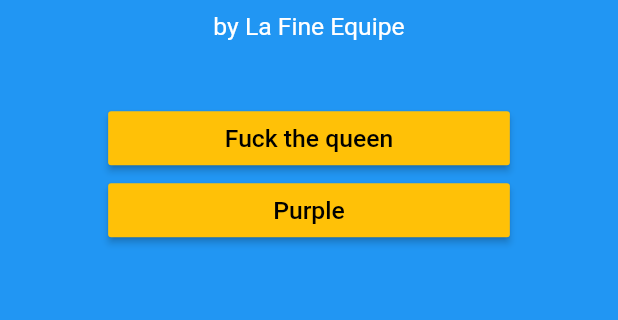
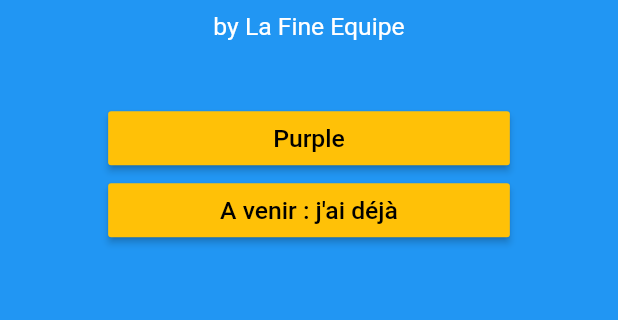
Before and after one commit to QuentinPin/partys_game, a Flutter app: the screen it shows after launch, on a phone screen of 412 x 824 dp, the part 546-866 px from its top. Run offline on Flutter 3.47's test engine with Material 2 defaults, Android fonts, the phone set to English and light mode, and no system bars.

Commit message:
Supression du bouton fuck the queen sur l'écran principale + Début de l'écran du purple

```diff
--- a/lib/main.dart
+++ b/lib/main.dart
@@ -43,20 +43,6 @@ class HomePage extends StatelessWidget {
                 ),
               ),
               SizedBox(
-                  width: screenSize.width * 0.65,
-                  child: RaisedButton(
-                    onPressed: () {
-                      // TODO : redirection vers la page du fuck the queen
-                    },
-                    color: Colors.amber,
-                    child: Text(
-                      "Fuck the queen",
-                      style: TextStyle(
-                          color: Colors.black,
-                          fontSize: screenSize.height * 0.02),
-                    ),
-                  )),
-              SizedBox(
                 width: screenSize.width * 0.65,
                 child: RaisedButton(
                   onPressed: () {
@@ -74,6 +60,24 @@ class HomePage extends StatelessWidget {
                   ),
                 ),
               ),
+              SizedBox(
+                width: screenSize.width * 0.65,
+                child: RaisedButton(
+                  onPressed: () {
+                    Navigator.push(
+                      context,
+                      MaterialPageRoute(builder: (context) => PurplePage()),
+                    );
+                  },
+                  color: Colors.amber,
+                  child: Text(
+                    "A venir : j'ai déjà",
+                    style: TextStyle(
+                        color: Colors.black,
+                        fontSize: screenSize.height * 0.02),
+                  ),
+                ),
+              ),
             ],
           ),
         ),
```
Also changed, not shown: lib/PurplePage.dart (+45 -2 lines).
